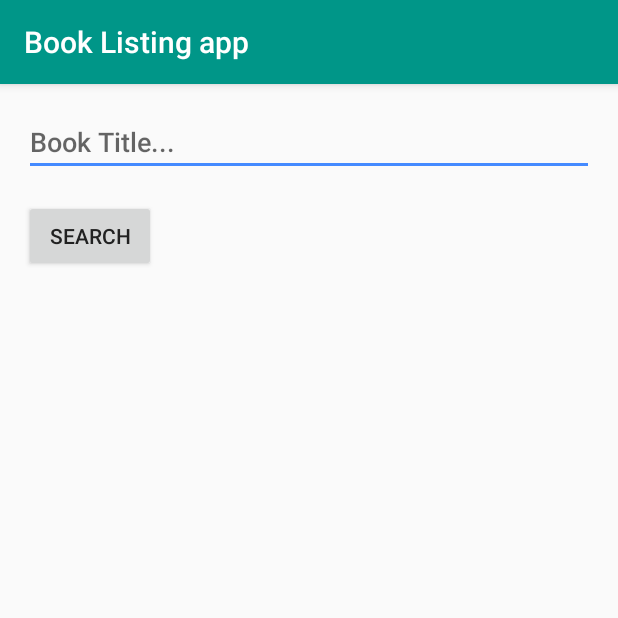
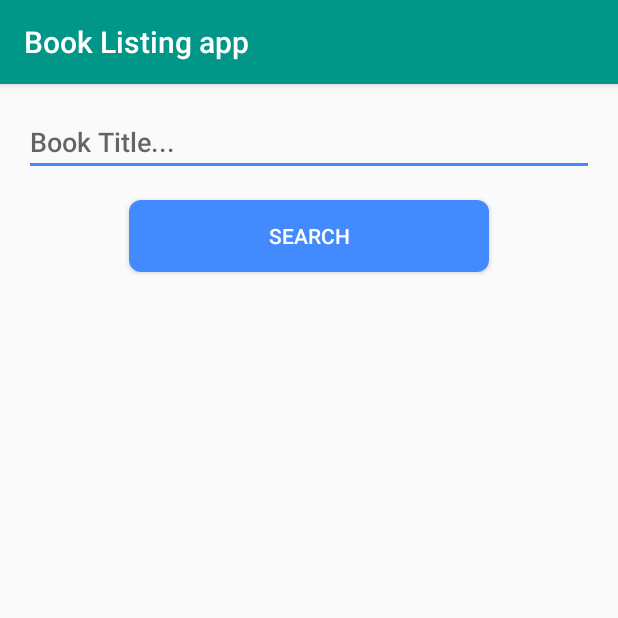
Before and after one commit to davidwekesar/BookListingapp, an Android app: the screen it shows after launch (BookActivity), on a phone screen of 412 x 824 dp, the top half of it. Run offline under Robolectric (Android 15) with nearby library versions, the phone set to English and light mode, and no system bars; our stand-ins replace Picasso; pictures from the network do not load.

Commit message:
Initial commit

```diff
--- a/app/src/main/java/com/example/booklistingapp/BookActivity.java
+++ b/app/src/main/java/com/example/booklistingapp/BookActivity.java
@@ -102,7 +102,7 @@ public class BookActivity extends AppCompatActivity implements LoaderCallbacks<L
             }
         });
 
-        // Set a click listener on the button, which sends a query to the google
+        // Set a click listener on the button, to send a query to the google
         // books url with the user's input retrieved from the EditText field.
         searchButton.setOnClickListener(new View.OnClickListener() {
             @Override
--- /dev/null
+++ b/app/src/main/res/drawable/button_selector.xml
@@ -0,0 +1,7 @@
+<?xml version="1.0" encoding="utf-8"?>
+<shape xmlns:android="http://schemas.android.com/apk/res/android"
+    android:shape="rectangle">
+    <solid android:color="@color/colorAccent" />
+    <corners android:radius="8dp" />
+
+</shape>
--- a/app/src/main/res/layout/books_activity.xml
+++ b/app/src/main/res/layout/books_activity.xml
@@ -10,9 +10,9 @@
         android:id="@+id/edit_text"
         android:layout_width="match_parent"
         android:layout_height="wrap_content"
+        android:layout_marginStart="16dp"
         android:layout_marginTop="16dp"
         android:layout_marginEnd="16dp"
-        android:layout_marginStart="16dp"
         android:fontFamily="sans-serif-medium"
         android:hint="@string/book_title"
         android:inputType="text"
@@ -20,13 +20,17 @@
 
     <Button
         android:id="@+id/search_button"
-        android:layout_width="wrap_content"
+        android:layout_width="240dp"
         android:layout_height="wrap_content"
+        android:layout_gravity="center_horizontal"
         android:layout_marginTop="16dp"
-        android:layout_marginStart="16dp"
+        android:layout_marginBottom="16dp"
+        android:background="@drawable/button_selector"
+        android:clickable="true"
+        android:focusable="true"
         android:fontFamily="sans-serif-medium"
         android:text="@string/search"
-        android:textColor="@color/primaryTextColor" />
+        android:textColor="@color/buttonTextColor" />
 
     <RelativeLayout
         android:layout_width="match_parent"
--- a/app/src/main/res/values/colors.xml
+++ b/app/src/main/res/values/colors.xml
@@ -14,4 +14,7 @@
 
     <!-- Secondary text color of the app -->
     <color name="secondaryTextColor">#757575</color>
+
+    <!-- Button text color of the app -->
+    <color name="buttonTextColor">#FFFFFF</color>
 </resources>
```
